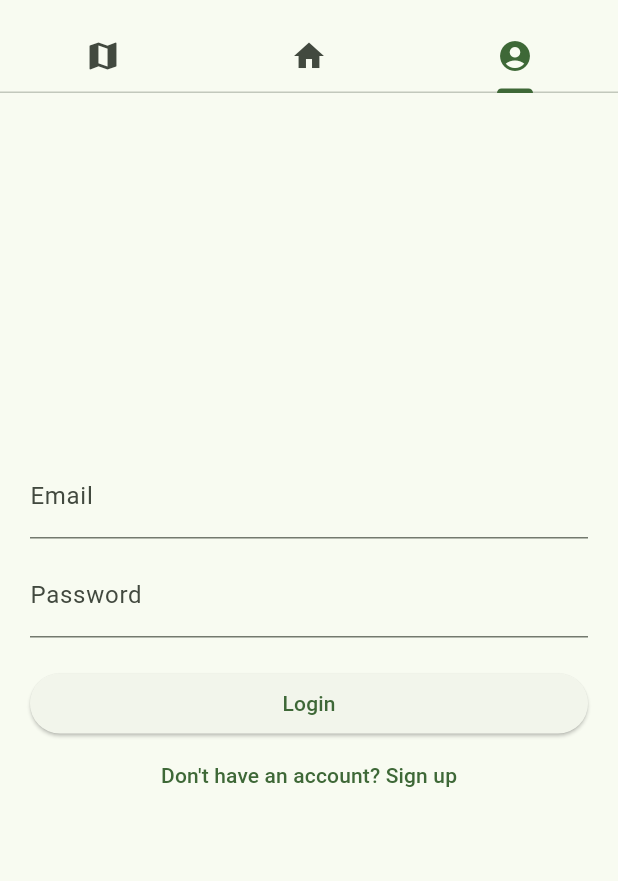
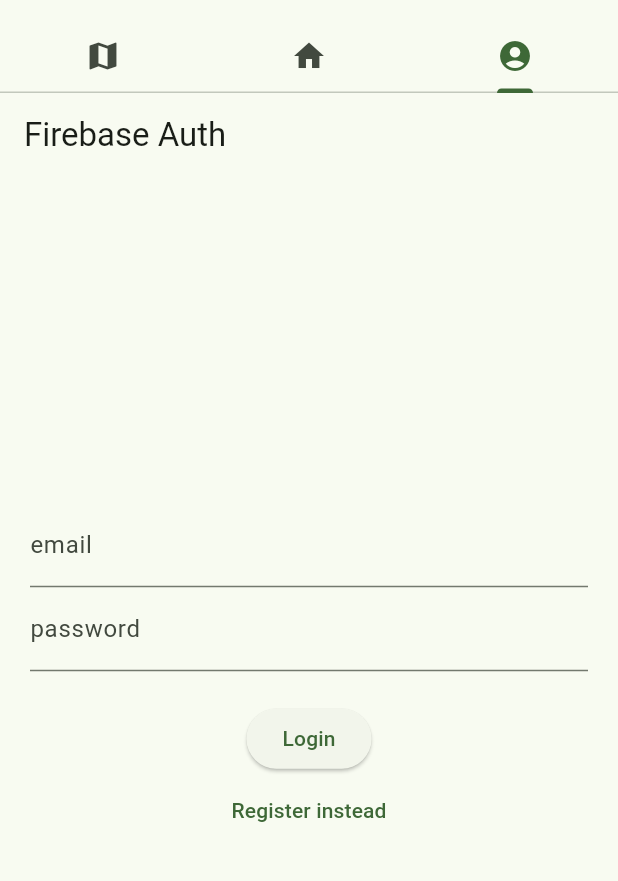
Before and after one commit to miguelrsandoval/Pickupz, a Flutter app: the screen it shows after launch, tab 3 chosen, on a phone screen of 412 x 824 dp, the part 63-944 px from its top. Run offline on Flutter 3.47's test engine with Material 3 defaults, Android fonts, the phone set to English and light mode, and no system bars; our stand-ins replace firebase_auth, firebase_core, google_maps_flutter; missing offline and left inert: google_maps_webservice; accounts and stored records are empty.

Commit message:
Firebase is working

```diff
--- a/Pickupz/lib/main.dart
+++ b/Pickupz/lib/main.dart
@@ -1,8 +1,13 @@
 import 'package:flutter/material.dart';
 import 'package:myapp/pages/auth.dart';
+import 'place_search.dart';
 import 'package:myapp/pages/map.dart';
+import 'package:myapp/pages/widget_tree.dart';
+import 'package:firebase_core/firebase_core.dart';
 
-void main() {
+Future<void> main() async{
+  WidgetsFlutterBinding.ensureInitialized();
+  await Firebase.initializeApp();
   runApp(const MyApp());
 }
 
@@ -19,7 +24,7 @@ class MyApp extends StatelessWidget {
         ),
         useMaterial3: true,
       ),
-      home: const MyTabs(), // Use the MyTabs widget as the home
+      home: const MyTabs(),
     );
   }
 }
@@ -43,28 +48,15 @@ class MyTabs extends StatelessWidget {
             ],
           ),
         ),
-        body: const TabBarView(
+        body: TabBarView(
           physics: NeverScrollableScrollPhysics(),
           children: [
-            MapPage(),
-            HomePage(),
-            Auth(),
+            const MapPage(),
+            PlaceListPage(),
+            const WidgetTree(),
           ],
         ),
       ),
     );
   }
 }
-
-class HomePage extends StatelessWidget {
-  const HomePage({Key? key}) : super(key: key);
-
-  @override
-  Widget build(BuildContext context) {
-    return Scaffold(
-      body: const Center(
-        child: Text('This is the home page'),
-      ),
-    );
-  }
-}
--- a/Pickupz/lib/pages/auth.dart
+++ b/Pickupz/lib/pages/auth.dart
@@ -1,70 +1,33 @@
-import 'package:flutter/material.dart';
+import 'package:firebase_auth/firebase_auth.dart';
 
-class Auth extends StatefulWidget {
-  const Auth({Key? key}) : super(key: key);
+class Auth{
+  final FirebaseAuth _firebaseAuth =  FirebaseAuth.instance;
 
-  @override
-  _AuthState createState() => _AuthState();
-}
+  User? get currentUser => _firebaseAuth.currentUser;
 
-class _AuthState extends State<Auth> {
-  final TextEditingController _emailController = TextEditingController();
-  final TextEditingController _passwordController = TextEditingController();
-  bool _isLogin = true; // Indicates whether the user is in login or signup mode
+  Stream<User?> get authStateChanges => _firebaseAuth.authStateChanges();
 
-  void _submitForm() {
-    final String email = _emailController.text.trim();
-    final String password = _passwordController.text.trim();
-
-    // Perform authentication logic here
-    if (_isLogin) {
-      // Login logic
-      print('Logging in with email: $email, password: $password');
-    } else {
-      // Signup logic
-      print('Signing up with email: $email, password: $password');
-    }
+  Future<void> signInWithEmailAndPassword({
+    required String email,
+    required String password,
+  })  async {
+    await _firebaseAuth.signInWithEmailAndPassword(
+      email: email,
+      password: password
+    );
   }
 
-  void _toggleAuthMode() {
-    setState(() {
-      _isLogin = !_isLogin;
-    });
+  Future<void> createUserWithEmailAndPassword({
+    required String email,
+    required String password,
+  })  async {
+    await _firebaseAuth.createUserWithEmailAndPassword(
+      email: email,
+      password: password
+    );
   }
 
-  @override
-  Widget build(BuildContext context) {
-    return Scaffold(
-      body: Padding(
-        padding: const EdgeInsets.all(20.0),
-        child: Column(
-          mainAxisAlignment: MainAxisAlignment.center,
-          crossAxisAlignment: CrossAxisAlignment.stretch,
-          children: [
-            TextField(
-              controller: _emailController,
-              decoration: InputDecoration(labelText: 'Email'),
-            ),
-            const SizedBox(height: 10.0),
-            TextField(
-              controller: _passwordController,
-              decoration: InputDecoration(labelText: 'Password'),
-              obscureText: true,
-            ),
-            const SizedBox(height: 20.0),
-            ElevatedButton(
-              onPressed: _submitForm,
-              child: Text(_isLogin ? 'Login' : 'Signup'),
-            ),
-            TextButton(
-              onPressed: _toggleAuthMode,
-              child: Text(_isLogin
-                  ? 'Don\'t have an account? Sign up'
-                  : 'Already have an account? Login'),
-            ),
-          ],
-        ),
-      ),
-    );
+  Future<void> signOut() async {
+    await _firebaseAuth.signOut();
   }
 }
--- /dev/null
+++ b/Pickupz/lib/pages/login_register.dart
@@ -0,0 +1,106 @@
+import 'package:flutter/material.dart';
+import 'package:firebase_auth/firebase_auth.dart';
+import 'auth.dart';
+
+class LoginPage extends StatefulWidget {
+  const LoginPage ({Key? key}) : super(key: key);
+
+  @override
+  State<LoginPage> createState() => _LoginPageState();
+}
+
+class _LoginPageState extends State<LoginPage> {
+  String? errorMessage = '';
+  bool isLogin = true;
+
+  final TextEditingController _controllerEmail = TextEditingController();
+  final TextEditingController _controllerPassword = TextEditingController();
+
+  Future<void> signInWithEmailAndPassword() async {
+    try {
+      await Auth().signInWithEmailAndPassword(
+        email: _controllerEmail.text,
+        password: _controllerPassword.text
+      );
+    } on FirebaseAuthException catch (e) {
+      setState(() {
+        errorMessage = e.message;
+      });
+    }
+  }
+
+  Future<void> createUserWithEmailAndPassword() async {
+    try {await Auth().createUserWithEmailAndPassword(
+      email: _controllerEmail.text,
+      password: _controllerPassword.text);
+      } on FirebaseAuthException catch (e) {
+        setState(() {
+          errorMessage = e.message;
+      });
+      }
+  }
+
+  Widget _title() {
+    return const Text('Firebase Auth');
+  }
+
+  Widget _entryField(
+    String title,
+    TextEditingController controller,
+  ) {
+    return TextField(
+      controller: controller,
+      decoration: InputDecoration(
+        labelText: title,
+      ),
+    );
+  }
+
+  Widget _errorMessage() {
+    return Text(errorMessage == '' ? '' : 'Humm ? $errorMessage');
+  }
+
+  Widget _submitButton(){
+    return ElevatedButton(
+      onPressed:
+        isLogin ? signInWithEmailAndPassword : createUserWithEmailAndPassword,
+      child: Text(isLogin ? 'Login' : 'Register'),
+    );
+  }
+
+  Widget _loginOrRegisterButton() {
+    return TextButton(
+      onPressed: () {
+        setState(() {
+          isLogin = !isLogin;
+        });
+      },
+      child: Text(isLogin ? 'Register instead' : 'Login instead'),
+    );
+  }
+
+  @override
+  Widget build(BuildContext context) {
+    return Scaffold(
+      appBar: AppBar(
+        title: _title(),
+        ),
+        body: Container(
+          height: double.infinity,
+          width: double.infinity,
+          padding: const EdgeInsets.all(20),
+          child: Column(
+            crossAxisAlignment: CrossAxisAlignment.center,
+            mainAxisAlignment: MainAxisAlignment.center,
+            children: <Widget>[
+              _entryField('email', _controllerEmail),
+              _entryField('password', _controllerPassword),
+              _errorMessage(),
+              _submitButton(),
+              _loginOrRegisterButton(),
+            ],
+          ),
+        ),
+    );
+  }
+}
--- /dev/null
+++ b/Pickupz/lib/pages/widget_tree.dart
@@ -0,0 +1,28 @@
+import 'auth.dart';
+import 'home.dart';
+import 'login_register.dart';
+import 'package:flutter/material.dart';
+
+class WidgetTree extends StatefulWidget {
+  const WidgetTree({Key? key}) : super(key:key);
+
+  @override
+  State<WidgetTree> createState() => _WidgetTreeState();
+}
+
+class _WidgetTreeState extends State<WidgetTree> {
+  @override
+  Widget build(BuildContext context) {
+    return StreamBuilder(
+      stream: Auth().authStateChanges,
+      builder: (context, snapshot){
+        if (snapshot.hasData) {
+          return HomePage();
+        }
+        else {
+          return const LoginPage();
+        }
+      },
+    );
+  }
+}
--- a/Pickupz/pubspec.yaml
+++ b/Pickupz/pubspec.yaml
@@ -31,10 +31,14 @@ dependencies:
   flutter:
     sdk: flutter
   google_maps_flutter: ^2.5.3
+  google_maps_webservice: ^0.0.5
+  firebase_core: ^2.30.1
+  firebase_auth: ^4.19.4
 
   # The following adds the Cupertino Icons font to your application.
   # Use with the CupertinoIcons class for iOS style icons.
   cupertino_icons: ^1.0.2
+  firebase_core_dart: ^1.0.1
 
 dev_dependencies:
   flutter_test:
@@ -45,7 +49,7 @@ dev_dependencies:
   # activated in the `analysis_options.yaml` file located at the root of your
   # package. See that file for information about deactivating specific lint
   # rules and activating additional ones.
-  flutter_lints: ^2.0.0
+  flutter_lints: ^3.0.2
 
 # For information on the generic Dart part of this file, see the
 # following page: https://dart.dev/tools/pub/pubspec
```
Also changed, not shown: Pickupz/lib/pages/home.dart (added, +50 -0 lines), Pickupz/lib/pages/map.dart (+47 -6 lines), Pickupz/lib/place_search.dart (added, +57 -0 lines), Pickupz/pubspec.lock, 7 other files.
